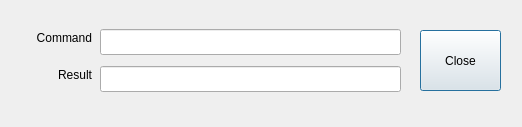
This is seq_qt5/src/gui/qcalculatebox.ui in ahlstromcj/seq66 as Qt 5 draws it before an edit. The edited form follows.
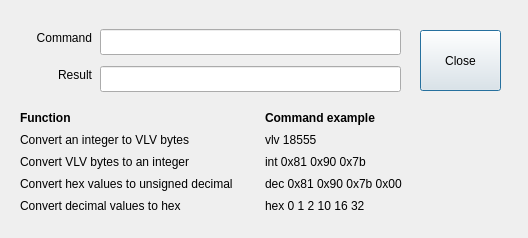
This is the edited form.

The edit to the form file:
```diff
--- a/seq_qt5/src/gui/qcalculatebox.ui
+++ b/seq_qt5/src/gui/qcalculatebox.ui
@@ -6,8 +6,8 @@
    <rect>
     <x>0</x>
     <y>0</y>
-    <width>522</width>
-    <height>127</height>
+    <width>528</width>
+    <height>238</height>
    </rect>
   </property>
   <property name="windowTitle">
@@ -85,6 +85,101 @@
     <string>Close</string>
    </property>
   </widget>
+  <widget class="QWidget" name="layoutWidget">
+   <property name="geometry">
+    <rect>
+     <x>20</x>
+     <y>110</y>
+     <width>481</width>
+     <height>104</height>
+    </rect>
+   </property>
+   <layout class="QGridLayout" name="gridLayout">
+    <property name="horizontalSpacing">
+     <number>9</number>
+    </property>
+    <item row="0" column="0">
+     <widget class="QLabel" name="label_9">
+      <property name="font">
+       <font>
+        <bold>true</bold>
+       </font>
+      </property>
+      <property name="text">
+       <string>Function</string>
+      </property>
+     </widget>
+    </item>
+    <item row="0" column="1">
+     <widget class="QLabel" name="label_10">
+      <property name="font">
+       <font>
+        <bold>true</bold>
+       </font>
+      </property>
+      <property name="text">
+       <string>Command example</string>
+      </property>
+     </widget>
+    </item>
+    <item row="1" column="0">
+     <widget class="QLabel" name="label">
+      <property name="text">
+       <string>Convert an integer to VLV bytes</string>
+      </property>
+     </widget>
+    </item>
+    <item row="1" column="1">
+     <widget class="QLabel" name="label_2">
+      <property name="text">
+       <string>vlv 18555</string>
+      </property>
+     </widget>
+    </item>
+    <item row="2" column="0">
+     <widget class="QLabel" name="label_3">
+      <property name="text">
+       <string>Convert VLV bytes to an integer</string>
+      </property>
+     </widget>
+    </item>
+    <item row="2" column="1">
+     <widget class="QLabel" name="label_4">
+      <property name="text">
+       <string>int 0x81 0x90 0x7b</string>
+      </property>
+     </widget>
+    </item>
+    <item row="3" column="0">
+     <widget class="QLabel" name="label_5">
+      <property name="text">
+       <string>Convert hex values to unsigned decimal</string>
+      </property>
+     </widget>
+    </item>
+    <item row="3" column="1">
+     <widget class="QLabel" name="label_6">
+      <property name="text">
+       <string>dec 0x81 0x90 0x7b 0x00</string>
+      </property>
+     </widget>
+    </item>
+    <item row="4" column="0">
+     <widget class="QLabel" name="label_7">
+      <property name="text">
+       <string>Convert decimal values to hex</string>
+      </property>
+     </widget>
+    </item>
+    <item row="4" column="1">
+     <widget class="QLabel" name="label_8">
+      <property name="text">
+       <string>hex 0 1 2 10 16 32</string>
+      </property>
+     </widget>
+    </item>
+   </layout>
+  </widget>
  </widget>
  <resources/>
  <connections/>
```
Left out of the diff: 10 changed lines with no effect on the pictures.
